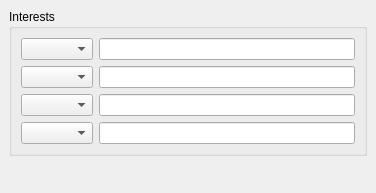
This is protocols/oscar/icq/ui/icqinterestinfowidget.ui in KDE/kopete as Qt 5 draws it before an edit. The edited form follows.
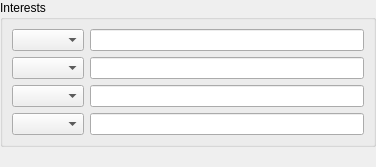
This is the edited form.

```diff
--- a/protocols/oscar/icq/ui/icqinterestinfowidget.ui
+++ b/protocols/oscar/icq/ui/icqinterestinfowidget.ui
@@ -6,16 +6,25 @@
     <x>0</x>
     <y>0</y>
     <width>376</width>
-    <height>193</height>
+    <height>167</height>
    </rect>
   </property>
   <layout class="QVBoxLayout" >
-   <property name="margin" >
-    <number>9</number>
-   </property>
    <property name="spacing" >
     <number>6</number>
    </property>
+   <property name="leftMargin" >
+    <number>0</number>
+   </property>
+   <property name="topMargin" >
+    <number>0</number>
+   </property>
+   <property name="rightMargin" >
+    <number>0</number>
+   </property>
+   <property name="bottomMargin" >
+    <number>0</number>
+   </property>
    <item>
     <widget class="QGroupBox" name="groupBox" >
      <property name="title" >
@@ -25,7 +34,19 @@
       <property name="margin" >
        <number>9</number>
       </property>
-      <property name="spacing" >
+      <property name="topMargin" >
+       <number>9</number>
+      </property>
+      <property name="rightMargin" >
+       <number>9</number>
+      </property>
+      <property name="bottomMargin" >
+       <number>9</number>
+      </property>
+      <property name="horizontalSpacing" >
+       <number>6</number>
+      </property>
+      <property name="verticalSpacing" >
        <number>6</number>
       </property>
       <item row="0" column="0" >
@@ -76,13 +97,10 @@
      <property name="orientation" >
       <enum>Qt::Vertical</enum>
      </property>
-     <property name="sizeType" >
-      <enum>QSizePolicy::Expanding</enum>
-     </property>
      <property name="sizeHint" >
       <size>
        <width>281</width>
-       <height>60</height>
+       <height>0</height>
       </size>
      </property>
     </spacer>
```
Left out of the diff: 2 changed lines with no effect on the pictures.
